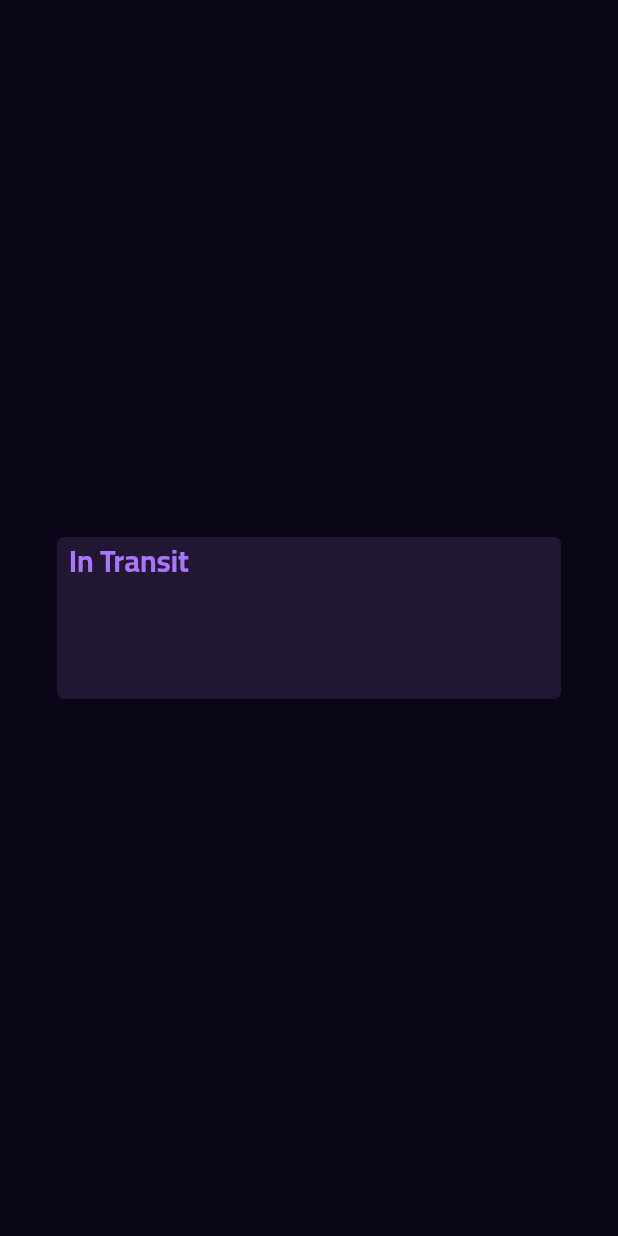
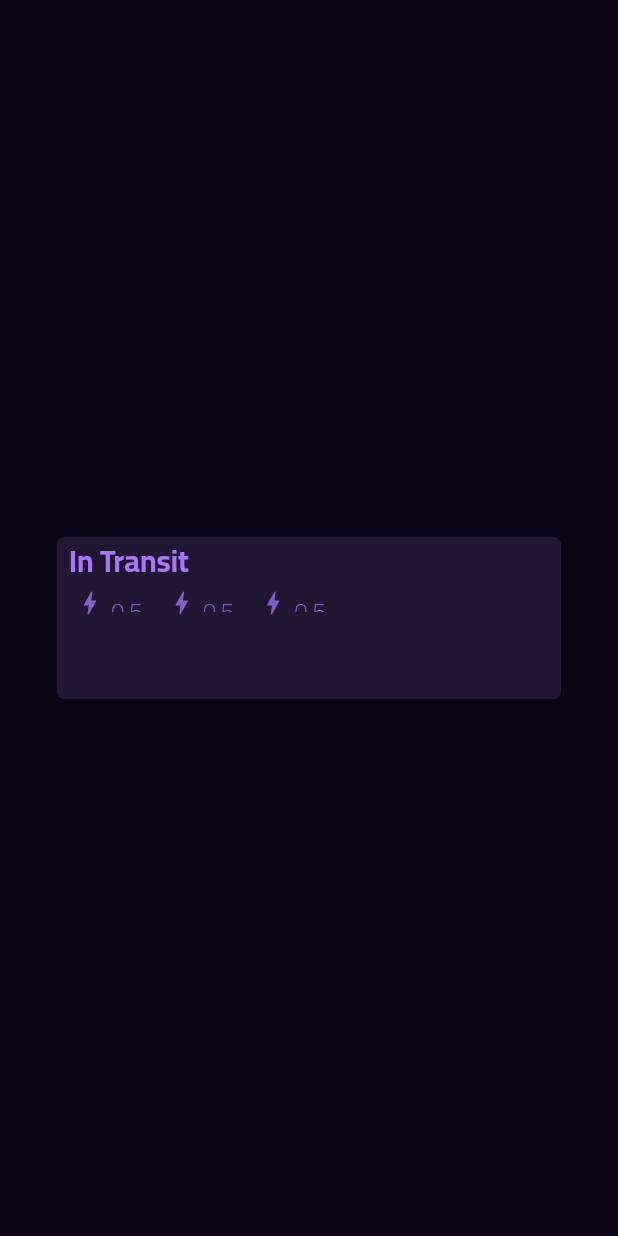
Before and after one commit to Infinitum-Lighthouse-Project/Lighthouse-Desktop, a Flutter app: the screen it shows after launch, on a phone screen of 412 x 824 dp. Run offline on Flutter 3.47's test engine with Material 2 defaults, Android fonts, the phone set to English and light mode, and no system bars; missing offline and left inert: lighthouse_core.

Commit message:
fixed Wrap() bug

```diff
--- a/lib/design_system/cards/card.dart
+++ b/lib/design_system/cards/card.dart
@@ -1,6 +1,5 @@
 part of lh.desktop.ds;
 
-// This is where a full typographic system implementation starts
 class LHCard extends StatelessWidget {
   final String header;
   final Widget child;
@@ -30,7 +29,9 @@ class LHCard extends StatelessWidget {
                 header,
                 style: LHType.cardHeader_1,
               ),
-              child,
+              Container(
+                child: child,
+              ),
             ],
           ),
         ),
--- a/lib/design_system/cards/context_info_card.dart
+++ b/lib/design_system/cards/context_info_card.dart
@@ -1,8 +1,56 @@
 part of lh.desktop.ds;
 
 class LHContextInfoCard extends LHCard {
+  final Context context;
+
   LHContextInfoCard({
     required super.header,
+    required this.context,
     super.key,
-  }) : super(child: Container());
+  }) : super(
+          child: Align(
+            alignment: Alignment.topLeft,
+            child: Wrap(
+              spacing: 8,
+              runSpacing: 4,
+              direction: Axis.horizontal,
+              children: [
+                LHIcoTextButton(
+                  text: '${context.energy}',
+                  iconData: Icons.bolt,
+                  callback: () {},
+                ),
+                LHIcoTextButton(
+                  text: '${context.energy}',
+                  iconData: Icons.bolt,
+                  callback: () {},
+                ),
+                LHIcoTextButton(
+                  text: '${context.energy}',
+                  iconData: Icons.bolt,
+                  callback: () {},
+                ),
+              ],
+            ),
+          ),
+        );
 }
+
+/**
+ *
+              LHIcoTextButton(
+                text: '${context.duration.inMinutes}',
+                iconData: Icons.timer,
+                callback: () {},
+              ),
+              LHIcoTextButton(
+                text: 'Resources',
+                iconData: Icons.keyboard_arrow_down,
+                callback: () {},
+              ),
+              LHIcoTextButton(
+                text: context.location,
+                iconData: Icons.location_on,
+                callback: () {},
+              ),
+ */
--- a/lib/design_system/design_system.dart
+++ b/lib/design_system/design_system.dart
@@ -1,6 +1,8 @@
 library lh.desktop.ds;
 
 import 'package:flutter/material.dart';
+import 'package:lighthouse_core/db/db.dart';
+import 'package:lighthouse_core/engines/context_engine/context_engine.dart';
 
 part './color.dart';
 part './type.dart';
--- a/lib/design_system/type.dart
+++ b/lib/design_system/type.dart
@@ -30,5 +30,6 @@ class LHType {
     color: Mauve.s300(),
     fontSize: 16,
     fontWeight: LHFontWeight.regular,
-  );
+
+ );
 }
--- a/lib/views/test_view.dart
+++ b/lib/views/test_view.dart
@@ -7,6 +7,12 @@ class TestView extends StatelessWidget {
       child: Center(
         child: LHContextInfoCard(
           header: "In Transit",
+          context: Context(
+            location: "44 Bars Street",
+            energy: 0.5,
+            duration: const Duration(minutes: 40),
+            resources: [],
+          ),
         ),
       ),
     );
--- a/lib/views/views.dart
+++ b/lib/views/views.dart
@@ -1,6 +1,7 @@
 library lh.desktop.views;
 
 import 'package:flutter/material.dart';
+import 'package:lighthouse_core/engines/context_engine/context_engine.dart';
 import 'package:lighthouse_desktop/design_system/design_system.dart';
 
 part './test_view.dart';
--- a/pubspec.yaml
+++ b/pubspec.yaml
@@ -30,6 +30,11 @@ environment:
 dependencies:
   flutter:
     sdk: flutter
+
+  lighthouse_core:
+    git:
+      url: https://github.com/Infinitum-Labs/Lighthouse-Core.git
+      ref: 0dffcc1
 
 
   # The following adds the Cupertino Icons font to your application.
```
Also changed, not shown: lib/design_system/buttons/button.dart (+2 -7 lines), pubspec.lock, 3 other files.
